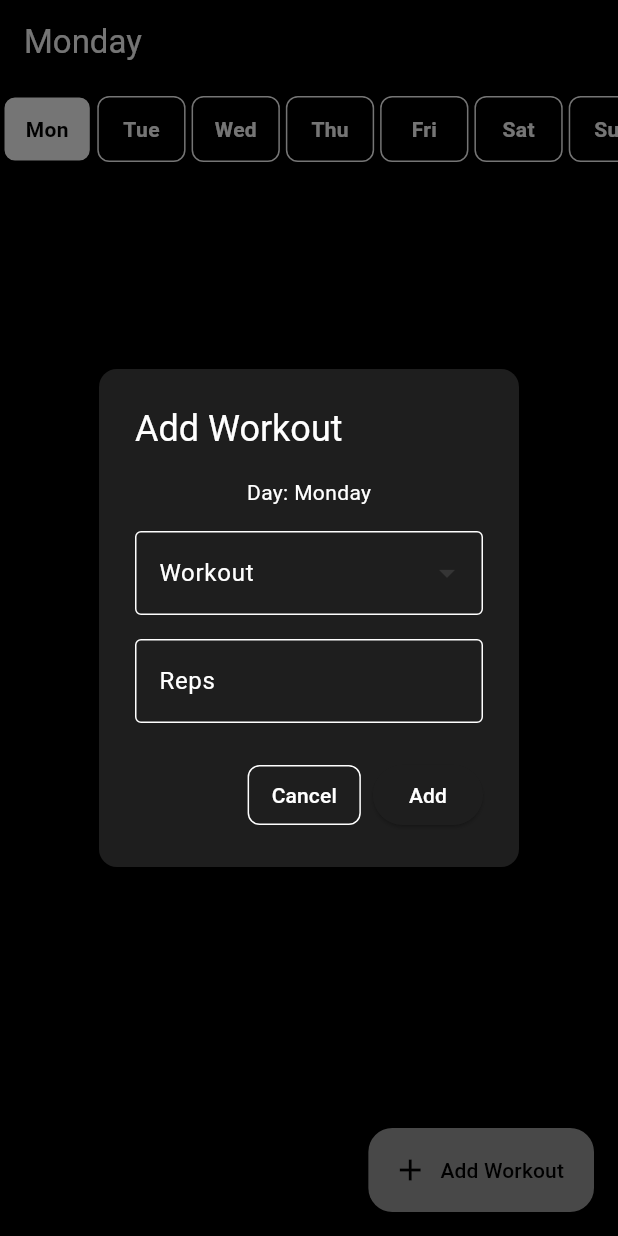
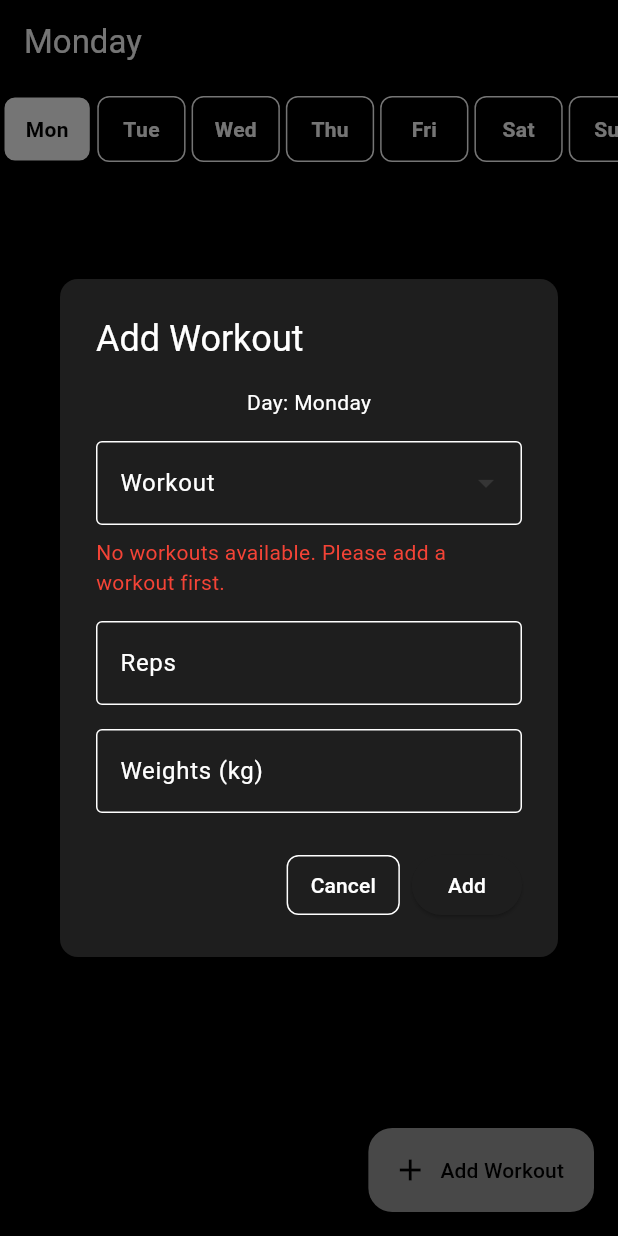
Before and after one commit to uttamthegoat/OutWork, a Flutter app: the WorkoutSplitScreen screen opened directly, after a tap on "Add Workout", on a phone screen of 412 x 824 dp. Run offline on Flutter 3.47's test engine with Material 3 defaults, Android fonts, the phone set to English and light mode, and no system bars; our stand-ins replace device_info_plus, file_picker, permission_handler, shared_preferences, sqflite, table_calendar; accounts and stored records are empty.

Commit message:
[Added]: weights field to the workouts

```diff
--- a/lib/constants/database_constants.dart
+++ b/lib/constants/database_constants.dart
@@ -34,16 +34,22 @@ class DatabaseConstants {
         date TEXT NOT NULL,
         workout_1 INTEGER,
         workout_1_reps INTEGER,
+        workout_1_weights REAL,
         workout_2 INTEGER,
         workout_2_reps INTEGER,
+        workout_2_weights REAL,
         workout_3 INTEGER,
         workout_3_reps INTEGER,
+        workout_3_weights REAL,
         workout_4 INTEGER,
         workout_4_reps INTEGER,
+        workout_4_weights REAL,
         workout_5 INTEGER,
         workout_5_reps INTEGER,
+        workout_5_weights REAL,
         workout_6 INTEGER,
         workout_6_reps INTEGER,
+        workout_6_weights REAL,
         status TEXT NOT NULL,
         FOREIGN KEY (workout_1) REFERENCES workouts (id) ON DELETE SET NULL,
         FOREIGN KEY (workout_2) REFERENCES workouts (id) ON DELETE SET NULL,
@@ -69,6 +75,7 @@ class DatabaseConstants {
         day TEXT NOT NULL,
         workout INTEGER NOT NULL,
         reps INTEGER NOT NULL,
+        weight REAL,
         FOREIGN KEY (workout) REFERENCES workouts (id) ON DELETE CASCADE
       )
     ''',
--- a/lib/database/database_helper.dart
+++ b/lib/database/database_helper.dart
@@ -168,16 +168,16 @@ class DatabaseHelper {
     );
   }
 
-  Future<List<WorkoutSplit>> getWorkoutSplitsForDay(String day) async {
+  Future<List<Map<String, dynamic>>> getWorkoutSplitsForDay(String day) async {
     final db = await database;
     final List<Map<String, dynamic>> maps = await db.rawQuery('''
-      SELECT ws.id, ws.day, ws.reps, ws.workout as workout_id, w.name AS workout_name, w.category
+      SELECT ws.id, ws.day, ws.reps, ws.weight, ws.workout as workout_id, w.name AS workout_name, w.category
       FROM workout_split ws
       JOIN workouts w ON ws.workout = w.id
       WHERE ws.day = ?
     ''', [day]);
 
-    return maps.map((map) => WorkoutSplit.fromMap(map)).toList();
+    return maps;
   }
 
   Future<List<WorkoutLog>> getWorkoutLogs() async {
@@ -192,16 +192,22 @@ class DatabaseHelper {
       SELECT wl.id, wl.date, wl.status,
       w1.name as workout_1,
       wl.workout_1_reps,
+      wl.workout_1_weights,
       w2.name as workout_2,
       wl.workout_2_reps,
+      wl.workout_2_weights,
       w3.name as workout_3,
       wl.workout_3_reps,
+      wl.workout_3_weights,
       w4.name as workout_4,
       wl.workout_4_reps,
+      wl.workout_4_weights,
       w5.name as workout_5,
       wl.workout_5_reps,
+      wl.workout_5_weights,
       w6.name as workout_6,
       wl.workout_6_reps,
+      wl.workout_6_weights,
       wl.status
       FROM workout_logs wl
       LEFT JOIN workouts w1 ON wl.workout_1 = w1.id
--- a/lib/dialogs/add_split_dialog.dart
+++ b/lib/dialogs/add_split_dialog.dart
@@ -15,11 +15,13 @@ class AddWorkoutSplitDialog extends StatefulWidget {
 class _AddWorkoutSplitDialogState extends State<AddWorkoutSplitDialog> {
   final _formKey = GlobalKey<FormState>();
   final _repsController = TextEditingController();
+  final _weightsController = TextEditingController();
   int? _selectedWorkoutId;
 
   @override
   void dispose() {
     _repsController.dispose();
+    _weightsController.dispose();
     super.dispose();
   }
 
@@ -29,6 +31,7 @@ class _AddWorkoutSplitDialogState extends State<AddWorkoutSplitDialog> {
         'day': widget.currentDay,
         'workout': _selectedWorkoutId!,
         'reps': int.parse(_repsController.text),
+        'weight': double.tryParse(_weightsController.text),
       };
 
       try {
@@ -43,7 +46,8 @@ class _AddWorkoutSplitDialogState extends State<AddWorkoutSplitDialog> {
         );
 
         // Optionally, notify listeners if you want to update the UI
-        Provider.of<WorkoutProvider>(context, listen: false).fetchWorkoutSplitsForDay(widget.currentDay);
+        Provider.of<WorkoutProvider>(context, listen: false)
+            .fetchWorkoutSplitsForDay(widget.currentDay);
       } catch (e) {
         ScaffoldMessenger.of(context).showSnackBar(
           SnackBar(
@@ -69,18 +73,23 @@ class _AddWorkoutSplitDialogState extends State<AddWorkoutSplitDialog> {
             const SizedBox(height: 16),
             Consumer<WorkoutProvider>(
               builder: (context, provider, child) {
-                return DropdownButtonFormField<int>(
+                return Column(
+                  crossAxisAlignment: CrossAxisAlignment.start,
+                  children: [
+                    DropdownButtonFormField<int>(
                       decoration: const InputDecoration(
                         labelText: 'Workout',
                         border: OutlineInputBorder(),
                       ),
                       value: _selectedWorkoutId,
-                  items: provider.workouts.map((workout) {
+                      items: provider.workouts.isNotEmpty
+                          ? provider.workouts.map((workout) {
                               return DropdownMenuItem<int>(
                                 value: workout.id,
                                 child: Text(workout.name),
                               );
-                  }).toList(),
+                            }).toList()
+                          : null,
                       onChanged: (int? newValue) {
                         setState(() {
                           _selectedWorkoutId = newValue;
@@ -92,6 +101,16 @@ class _AddWorkoutSplitDialogState extends State<AddWorkoutSplitDialog> {
                         }
                         return null;
                       },
+                    ),
+                    if (provider.workouts.isEmpty)
+                      const Padding(
+                        padding: EdgeInsets.only(top: 8.0),
+                        child: Text(
+                          'No workouts available. Please add a workout first.',
+                          style: TextStyle(color: Colors.red),
+                        ),
+                      ),
+                  ],
                 );
               },
             ),
@@ -100,6 +119,7 @@ class _AddWorkoutSplitDialogState extends State<AddWorkoutSplitDialog> {
               controller: _repsController,
               decoration: const InputDecoration(
                 labelText: 'Reps',
+                hintText: 'Enter reps for workout',
                 border: OutlineInputBorder(),
               ),
               keyboardType: TextInputType.number,
@@ -112,6 +132,16 @@ class _AddWorkoutSplitDialogState extends State<AddWorkoutSplitDialog> {
                 }
                 return null;
               },
+            ),
+            const SizedBox(height: 16),
+            TextField(
+              controller: _weightsController,
+              keyboardType: const TextInputType.numberWithOptions(decimal: true),
+              decoration: const InputDecoration(
+                labelText: 'Weights (kg)',
+                hintText: 'Enter weight for workout',
+                border: OutlineInputBorder(),
+              ),
             ),
           ],
         ),
--- a/lib/models/workout_log.dart
+++ b/lib/models/workout_log.dart
@@ -3,6 +3,7 @@ class WorkoutLog {
   final DateTime date;
   final List<String?> workoutNames;
   final List<int?> workoutReps;
+  final List<double?> workoutWeights;
   final String status; // 'not_started', 'in_progress', 'completed'
 
   WorkoutLog({
@@ -10,6 +11,7 @@ class WorkoutLog {
     required this.date,
     required this.workoutNames,
     required this.workoutReps,
+    required this.workoutWeights,
     required this.status,
   });
 
@@ -19,6 +21,7 @@ class WorkoutLog {
       'date': date.toIso8601String().split('T').first,
       'workoutNames': workoutNames,
       'workoutReps': workoutReps,
+      'workoutWeights': workoutWeights,
       'status': status,
     };
   }
@@ -29,6 +32,7 @@ class WorkoutLog {
       date: DateTime.parse(map['date'] as String),
       workoutNames: (map['workoutNames'] as List<dynamic>).cast<String?>(),
       workoutReps: (map['workoutReps'] as List<dynamic>).cast<int?>(),
+      workoutWeights: (map['workoutWeights'] as List<dynamic>).cast<double?>(),
       status: map['status'] as String,
     );
   }
--- a/lib/models/workout_split.dart
+++ b/lib/models/workout_split.dart
@@ -5,6 +5,7 @@ class WorkoutSplit {
   final int workout_id;
   final String category;
   final int reps;
+  final double weight;
 
   WorkoutSplit({
     this.id,
@@ -13,6 +14,7 @@ class WorkoutSplit {
     required this.workout_id,
     required this.category,
     required this.reps,
+    required this.weight,
   });
 
   Map<String, dynamic> toMap() {
@@ -23,6 +25,7 @@ class WorkoutSplit {
       'workout_id': workout_id,
       'category': category,
       'reps': reps,
+      'weight': weight,
     };
   }
 
@@ -34,6 +37,7 @@ class WorkoutSplit {
       workout_id: map['workout_id'],
       category: map['category'] as String,
       reps: map['reps'] as int,
+      weight: map['weight'] as double ?? 0.0,
     );
   }
 }
--- a/lib/providers/workout_provider.dart
+++ b/lib/providers/workout_provider.dart
@@ -117,9 +117,17 @@ class WorkoutProvider with ChangeNotifier {
   }
 
   Future<List<WorkoutSplit>> fetchWorkoutSplitsForDay(String day) async {
-    final splitsData =
-        await DatabaseHelper.instance.getWorkoutSplitsForDay(day);
-    _workoutSplits = splitsData;
+    final maps = await DatabaseHelper.instance.getWorkoutSplitsForDay(day);
+    _workoutSplits = maps.map((map) {
+      return WorkoutSplit(
+          id: map['id'] as int?,
+          day: map['day'] as String? ?? '',
+          workout_name: map['workout_name'] as String? ?? '',
+          workout_id: map['workout_id'],
+          category: map['category'] as String? ?? '',
+          reps: map['reps'] as int? ?? 0,
+          weight: map['weight'] as double? ?? 0 );
+    }).toList();
     return _workoutSplits;
   }
 
@@ -180,6 +188,14 @@ class WorkoutProvider with ChangeNotifier {
             map['workout_4_reps'] as int? ?? 0,
             map['workout_5_reps'] as int? ?? 0,
             map['workout_6_reps'] as int? ?? 0,
+          ],
+          workoutWeights: [
+            map['workout_1_weights'] as double? ?? 0,
+            map['workout_2_weights'] as double? ?? 0,
+            map['workout_3_weights'] as double? ?? 0,
+            map['workout_4_weights'] as double? ?? 0,
+            map['workout_5_weights'] as double? ?? 0,
+            map['workout_6_weights'] as double? ?? 0,
           ],
           status: map['status'] as String,
         );
@@ -306,7 +322,6 @@ class WorkoutProvider with ChangeNotifier {
         return 0;
       }
 
-
       // Calculate streak
       DateTime? lastDate;
       for (var log in logs) {
--- a/lib/screens/today_page.dart
+++ b/lib/screens/today_page.dart
@@ -113,7 +113,8 @@ class _TodayPageState extends State<TodayPage> {
       Map<String, dynamic> workoutLog = {};
 
       // Get the workout splits to access the reps
-      final workoutSplits = Provider.of<WorkoutProvider>(context, listen: false).workoutSplits;
+      final workoutSplits =
+          Provider.of<WorkoutProvider>(context, listen: false).workoutSplits;
 
       // Create a map of workout_id to reps from splits
       final workoutRepsMap = {
@@ -161,7 +162,6 @@ class _TodayPageState extends State<TodayPage> {
       body: Consumer<WorkoutProvider>(
         builder: (context, provider, child) {
           final todayWorkouts = provider.workoutSplits;
-
           if (todayWorkouts.isEmpty) {
             return const Center(child: Text('No workouts for today'));
           }
@@ -176,7 +176,7 @@ class _TodayPageState extends State<TodayPage> {
                   leading: const Icon(Icons.fitness_center),
                   title: Text(workout.workout_name),
                   subtitle: Text(
-                    '${workout.reps} reps | Category: ${workout.category}',
+                    '${workout.reps} reps | Weight: ${workout.weight} kgs',
                   ),
                   trailing: Checkbox(
                     value: selectedWorkoutIds.contains(workout.workout_id),
@@ -199,7 +199,6 @@ class _TodayPageState extends State<TodayPage> {
       floatingActionButton: FloatingActionButton.extended(
         onPressed: () {
           if (_workoutFinished) {
-
           } else if (_workoutInProgress) {
             _endWorkout(context);
           } else {
@@ -209,8 +208,16 @@ class _TodayPageState extends State<TodayPage> {
                     .workoutSplits);
           }
         },
-        label: Text(_workoutFinished ? 'Finished' : _workoutInProgress ? 'End' : 'Start'),
-        icon: Icon(_workoutFinished ? Icons.stop_circle : _workoutInProgress ? Icons.stop : Icons.play_arrow),
+        label: Text(_workoutFinished
+            ? 'Finished'
+            : _workoutInProgress
+                ? 'End'
+                : 'Start'),
+        icon: Icon(_workoutFinished
+            ? Icons.stop_circle
+            : _workoutInProgress
+                ? Icons.stop
+                : Icons.play_arrow),
       ),
     );
   }
--- a/lib/screens/workout_split_screen.dart
+++ b/lib/screens/workout_split_screen.dart
@@ -15,7 +15,7 @@ class WorkoutSplitScreen extends StatefulWidget {
 
 class _WorkoutSplitScreenState extends State<WorkoutSplitScreen> {
   final PageController _pageController = PageController();
-  int _currentPage = 1;
+  int _currentPage = DateTime.now().weekday - 1;
   final List<String> weekDays = AppConstants.weekDays;
 
   @override
```
Also changed, not shown: m.txt (+1 -46 lines). Lines whose indentation alone changed are shown as unchanged.
